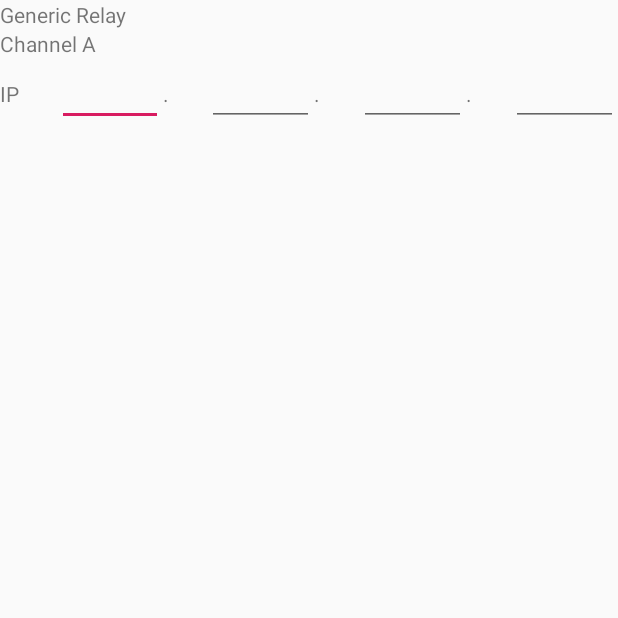
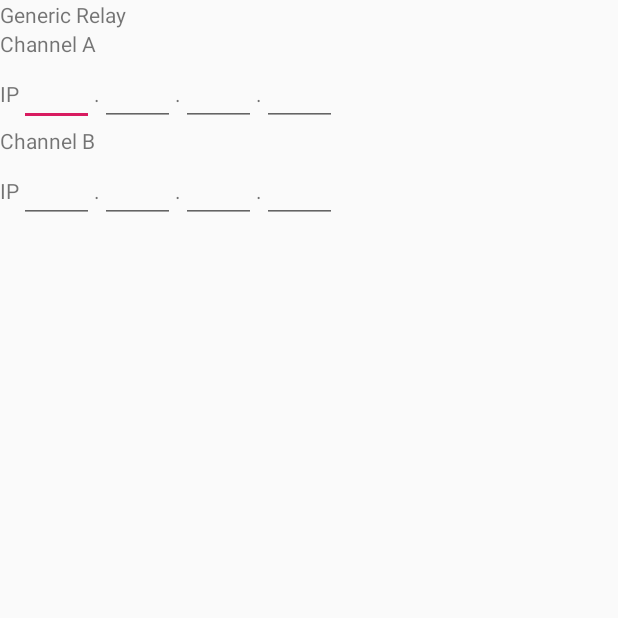
Before and after one commit to rodneymc/UdpRelay, an Android app: the screen it shows after launch (GenericUDPrelay), on a phone screen of 412 x 824 dp, the top half of it. Run offline under Robolectric (Android 15) with nearby library versions, the phone set to English and light mode, and no system bars.

Commit message:
IPv4 UI work in progress

```diff
--- a/app/src/main/java/com/daftdroid/android/udprelay/GenericUDPrelay.java
+++ b/app/src/main/java/com/daftdroid/android/udprelay/GenericUDPrelay.java
@@ -2,6 +2,12 @@ package com.daftdroid.android.udprelay;
 
 import android.app.Activity;
 import android.os.Bundle;
+import android.view.LayoutInflater;
+import android.view.View;
+import android.view.ViewGroup;
+import android.widget.LinearLayout;
+
+import com.daftdroid.android.udprelay.ui_components.Ipv4;
 
 public class GenericUDPrelay extends Activity {
     @Override
@@ -9,5 +15,20 @@ public class GenericUDPrelay extends Activity {
         super.onCreate(savedInstanceState);
         setContentView(R.layout.generic_udp_relay);
 
+        LayoutInflater inflater = getLayoutInflater();
+        ViewGroup vg;
+        View v;
+
+        vg = findViewById(R.id.chanAip);
+        v = inflater.inflate(R.layout.ipv4, vg);
+        new Ipv4(v);
+
+        vg = findViewById(R.id.chanBip);
+        v = inflater.inflate(R.layout.ipv4, vg);
+
+        //ViewGroup.LayoutParams lp = new ViewGroup.LayoutParams(ViewGroup.LayoutParams.MATCH_PARENT, ViewGroup.LayoutParams.WRAP_CONTENT);
+        //LinearLayout ll = (LinearLayout) vg;
+        //ll.addView(v, lp);
+
     }
 }
--- /dev/null
+++ b/app/src/main/java/com/daftdroid/android/udprelay/ui_components/EditTextChangedListener.java
@@ -0,0 +1,26 @@
+package com.daftdroid.android.udprelay.ui_components;
+
+import android.text.Editable;
+import android.text.TextWatcher;
+import android.widget.EditText;
+
+public abstract class EditTextChangedListener implements TextWatcher {
+    private EditText target;
+
+    public EditTextChangedListener(EditText target) {
+        this.target = target;
+    }
+
+    @Override
+    public void beforeTextChanged(CharSequence s, int start, int count, int after) {}
+
+    @Override
+    public void onTextChanged(CharSequence s, int start, int before, int count) {}
+
+    @Override
+    public void afterTextChanged(Editable s) {
+        this.onTextChanged(target, s);
+    }
+
+    public abstract void onTextChanged(EditText target, Editable s);
+}
--- /dev/null
+++ b/app/src/main/java/com/daftdroid/android/udprelay/ui_components/Ipv4.java
@@ -0,0 +1,102 @@
+package com.daftdroid.android.udprelay.ui_components;
+
+import android.graphics.Color;
+import android.text.Editable;
+import android.view.View;
+import android.widget.EditText;
+
+import com.daftdroid.android.udprelay.R;
+
+public class Ipv4 {
+
+    private final View view;
+
+    public Ipv4(View view) {
+        this.view = view;
+
+        for (EditText e: getIpBoxes()) {
+            e.addTextChangedListener(new EditTextChangedListener(e) {
+                private boolean recursion;
+
+                @Override
+                public void onTextChanged(EditText target, Editable s) {
+                    if (!recursion) {
+                        recursion = true;
+                        ipByteEdited((EditText) target);
+                        recursion = false;
+                    }
+
+                }
+            });
+        }
+    }
+
+    private void ipByteEdited(EditText target) {
+        String txt = target.getText().toString();
+        boolean moveNext = false;
+        int len = txt.length();
+
+        if (txt.endsWith(".")) {
+            if (len == 1) {
+                // The user entered just a dot on its own. Disallow this.
+                txt = "";
+                len = 0;
+            }
+            else {
+                moveNext = true;
+                txt = txt.substring(0, txt.length() - 1); // Strip the trailing dot
+            }
+        }
+
+        int dotindex;
+        if ((dotindex = txt.indexOf(".")) >= 0) {
+            // The user tried to put a dot in the middle of the number, disallow this
+            // by setting it back to what it was before.
+
+            txt = txt.substring(0, dotindex) + txt.substring(dotindex+1, len);
+        }
+
+        // Now validate
+        int val;
+        if (len == 0) {
+            val = 999; // an arbitrary invalid value
+        } else {
+            val = Integer.parseInt(txt); // there should be no way this is not an int now
+        }
+
+        if (val > 255) {
+            target.setBackgroundColor(Color.YELLOW);
+        }
+        else {
+            // This byte is valid, in the sense that it is at least in the range 0-255,
+            // though actually the last byte shouldn't be zero but that's more about the
+            // address value as a hole being invalid.
+
+            target.setBackgroundColor(Color.WHITE);
+
+            if (moveNext) {
+                moveToNextFocus();
+            }
+        }
+
+        // Update with any changes we made
+        target.getText().replace(0, len, txt);
+    }
+
+    private void portEdited(EditText target) {
+
+    }
+    private EditText[] getIpBoxes() {
+        EditText e[] = new EditText[4];
+        e[0] = view.findViewById(R.id.IPbyte0);
+        e[1] = view.findViewById(R.id.IPbyte1);
+        e[2] = view.findViewById(R.id.IPbyte2);
+        e[3] = view.findViewById(R.id.IPbyte3);
+
+        return e;
+    }
+
+    private void moveToNextFocus() {
+        // TODO
+    }
+}
--- a/app/src/main/res/layout/generic_udp_relay.xml
+++ b/app/src/main/res/layout/generic_udp_relay.xml
@@ -21,79 +21,25 @@
             android:layout_height="wrap_content"
             android:text="Channel A" />
 
+
          <LinearLayout
+            android:id="@+id/chanAip"
+             android:orientation="vertical"
              android:layout_width="match_parent"
-            android:layout_height="match_parent"
-            android:orientation="horizontal">
+             android:layout_height="wrap_content"/>
 
         <TextView
             android:id="@+id/textView5"
-                android:layout_width="wrap_content"
+            android:layout_width="match_parent"
             android:layout_height="wrap_content"
-                android:layout_weight="1"
-                android:text="IP" />
+            android:text="Channel B" />
 
-            <EditText
-                android:id="@+id/chanAlocIP0"
-                android:maxLength="3"
-                android:layout_width="wrap_content"
-                android:layout_height="wrap_content"
-                android:layout_weight="1"
-                android:width="45sp"
-                android:gravity="center"
-                android:inputType="number" />
 
-            <TextView
-                android:id="@+id/dot0"
-                android:layout_width="wrap_content"
-                android:layout_height="wrap_content"
-                android:layout_weight="1"
-                android:text="."
-                tools:text="." />
-            <EditText
-                android:id="@+id/chanAlocIP1"
-                android:maxLength="3"
-                android:layout_width="wrap_content"
-                android:layout_height="wrap_content"
-                android:layout_weight="1"
-                android:width="45sp"
-                android:gravity="center"
-                android:inputType="number" />
-
-            <TextView
-                android:id="@+id/dot1"
-                android:layout_width="wrap_content"
-                android:layout_height="wrap_content"
-                android:layout_weight="1"
-                android:text="."
-                tools:text="." />
-            <EditText
-                android:id="@+id/chanAlocIP2"
-                android:maxLength="3"
-                android:layout_width="wrap_content"
-                android:layout_height="wrap_content"
-                android:layout_weight="1"
-                android:width="45sp"
-                android:gravity="center"
-                android:inputType="number" />
-
-            <TextView
-                android:id="@+id/dot3"
-                android:layout_width="wrap_content"
-                android:layout_height="wrap_content"
-                android:layout_weight="1"
-                android:text="."
-                tools:text="." />
-            <EditText
-                android:id="@+id/chanAlocIP3"
-                android:maxLength="3"
-                android:layout_width="wrap_content"
-                android:layout_height="wrap_content"
-                android:layout_weight="1"
-                android:width="45sp"
-                android:gravity="center"
-                android:inputType="number" />
+        <LinearLayout
+            android:id="@+id/chanBip"
+            android:orientation="vertical"
+            android:layout_width="match_parent"
+            android:layout_height="wrap_content"/>
 
     </LinearLayout>
 </LinearLayout>
-</LinearLayout>
--- /dev/null
+++ b/app/src/main/res/layout/ipv4.xml
@@ -0,0 +1,74 @@
+<?xml version="1.0" encoding="utf-8"?>
+
+<LinearLayout android:layout_width="wrap_content"
+    android:layout_height="wrap_content"
+    android:orientation="horizontal"
+    xmlns:android="http://schemas.android.com/apk/res/android">
+    <TextView
+        android:id="@+id/textView5"
+        android:layout_width="wrap_content"
+        android:layout_height="wrap_content"
+        android:layout_weight="1"
+        android:text="IP" />
+
+    <EditText
+        android:id="@+id/IPbyte3"
+        android:maxLength="3"
+        android:layout_width="wrap_content"
+        android:layout_height="wrap_content"
+        android:layout_weight="1"
+        android:width="50sp"
+        android:gravity="center"
+        android:inputType="number" />
+
+    <TextView
+        android:id="@+id/dot0"
+        android:layout_width="wrap_content"
+        android:layout_height="wrap_content"
+        android:layout_weight="1"
+        android:text="."
+        />
+    <EditText
+        android:id="@+id/IPbyte2"
+        android:maxLength="3"
+        android:layout_width="wrap_content"
+        android:layout_height="wrap_content"
+        android:layout_weight="1"
+        android:width="50sp"
+        android:gravity="center"
+        android:inputType="number" />
+
+    <TextView
+        android:id="@+id/dot1"
+        android:layout_width="wrap_content"
+        android:layout_height="wrap_content"
+        android:layout_weight="1"
+        android:text="."
+        />
+    <EditText
+        android:id="@+id/IPbyte1"
+        android:maxLength="3"
+        android:layout_width="wrap_content"
+        android:layout_height="wrap_content"
+        android:layout_weight="1"
+        android:width="50sp"
+        android:gravity="center"
+        android:inputType="number" />
+
+    <TextView
+        android:id="@+id/dot3"
+        android:layout_width="wrap_content"
+        android:layout_height="wrap_content"
+        android:layout_weight="1"
+        android:text="."
+        />
+    <EditText
+        android:id="@+id/IPbyte0"
+        android:maxLength="3"
+        android:layout_width="wrap_content"
+        android:layout_height="wrap_content"
+        android:layout_weight="1"
+        android:width="50sp"
+        android:gravity="center"
+        android:inputType="number" />
+</LinearLayout>
```
Lines whose indentation alone changed are shown as unchanged.
